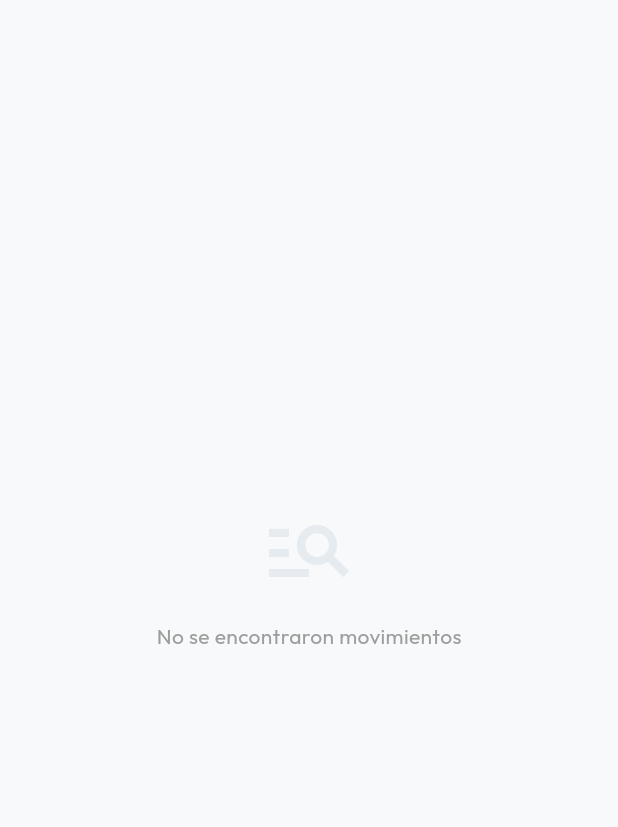
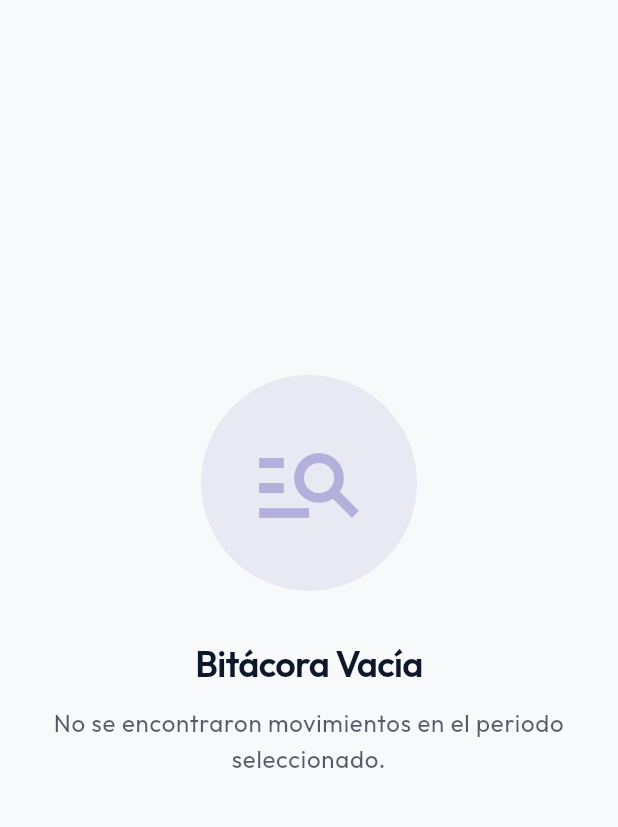
Before and after one commit to HumbertoTacos/Inventarios-Universal, a Flutter app: the BitacoraScreen screen opened directly, on a phone screen of 412 x 824 dp, the part 84-911 px from its top. Run offline on Flutter 3.47's test engine with Material 3 defaults, Android fonts, the phone set to English and light mode, and no system bars; our stand-ins replace animated_flip_counter, cloud_firestore, csv, firebase_auth, firebase_core, firebase_storage and 6 more; missing offline and left inert: barcode, file_saver, mobile_scanner; accounts and stored records are empty.

Commit message:
feat: implement core application screens and premium UI components

```diff
--- a/lib/screens/bitacora_screen.dart
+++ b/lib/screens/bitacora_screen.dart
@@ -8,6 +8,7 @@ import 'package:csv/csv.dart';
 import 'package:share_plus/share_plus.dart';
 import 'dart:io';
 import 'package:path_provider/path_provider.dart';
+import '../widgets/premium_widgets.dart'; // [UI Polish]
 import '../widgets/app_drawer.dart';
 
 class BitacoraScreen extends StatefulWidget {
@@ -158,24 +159,21 @@ class _BitacoraScreenState extends State<BitacoraScreen> {
           }).toList();
 
           if (logs.isEmpty) {
-            return Center(
-              child: Column(
-                mainAxisSize: MainAxisSize.min,
-                children: [
-                  Icon(Icons.manage_search, size: 64, color: colorScheme.outline.withAlpha(100)),
-                  const SizedBox(height: 16),
-                  const Text('No se encontraron movimientos', style: TextStyle(color: Colors.grey)),
-                ],
-              ),
+            return const PremiumEmptyState(
+              icon: Icons.manage_search,
+              title: 'Bitácora Vacía',
+              subtitle: 'No se encontraron movimientos en el periodo seleccionado.',
             );
           }
 
-          return ListView.separated(
+          return ListView.builder(
+            padding: const EdgeInsets.all(8),
             itemCount: logs.length,
-            separatorBuilder: (context, index) => const Divider(height: 1),
             itemBuilder: (context, index) {
               final log = logs[index];
-              return ListTile(
+              return PremiumCard(
+                margin: const EdgeInsets.symmetric(vertical: 4, horizontal: 4),
+                child: ListTile(
                   leading: _getIconForModulo(log.modulo),
                   title: Text(log.descripcion, style: const TextStyle(fontSize: 14)),
                   subtitle: Padding(
@@ -195,6 +193,7 @@ class _BitacoraScreenState extends State<BitacoraScreen> {
                       borderRadius: BorderRadius.circular(12),
                     ),
                     child: Text(log.modulo, style: TextStyle(fontSize: 10, color: colorScheme.onPrimaryContainer, fontWeight: FontWeight.bold)),
+                  ),
                 ),
               );
             },
--- /dev/null
+++ b/lib/widgets/premium_widgets.dart
@@ -0,0 +1,113 @@
+import 'package:flutter/material.dart';
+
+/// Un contenedor de tarjeta premium con bordes suaves y fondo tenue según Material 3.
+class PremiumCard extends StatelessWidget {
+  final Widget child;
+  final EdgeInsetsGeometry? margin;
+  final EdgeInsetsGeometry? padding;
+  final Color? color;
+  final double borderRadius;
+  final VoidCallback? onTap;
+
+  const PremiumCard({
+    super.key,
+    required this.child,
+    this.margin,
+    this.padding,
+    this.color,
+    this.borderRadius = 16.0,
+    this.onTap,
+  });
+
+  @override
+  Widget build(BuildContext context) {
+    final themeColor = color ?? Theme.of(context).colorScheme.surfaceContainerHighest.withValues(alpha:0.3);
+
+    return Container(
+      margin: margin ?? const EdgeInsets.symmetric(vertical: 6),
+      child: Material(
+        color: themeColor,
+        borderRadius: BorderRadius.circular(borderRadius),
+        clipBehavior: Clip.antiAlias,
+        child: InkWell(
+          onTap: onTap,
+          child: Padding(
+            padding: padding ?? const EdgeInsets.all(4.0),
+            child: child,
+          ),
+        ),
+      ),
+    );
+  }
+}
+
+/// Widget para mostrar estados vacíos con una estética premium.
+class PremiumEmptyState extends StatelessWidget {
+  final IconData icon;
+  final String title;
+  final String subtitle;
+  final Widget? action;
+
+  const PremiumEmptyState({
+    super.key,
+    required this.icon,
+    required this.title,
+    required this.subtitle,
+    this.action,
+  });
+
+  @override
+  Widget build(BuildContext context) {
+    final colorScheme = Theme.of(context).colorScheme;
+
+    return Center(
+      child: SingleChildScrollView(
+        child: Padding(
+          padding: const EdgeInsets.all(32.0),
+          child: Column(
+            mainAxisSize: MainAxisSize.min,
+            children: [
+              // Icono con fondo circular tenue
+              Container(
+                padding: const EdgeInsets.all(32),
+                decoration: BoxDecoration(
+                  color: colorScheme.primary.withValues(alpha: 0.08),
+                  shape: BoxShape.circle,
+                ),
+                child: Icon(
+                  icon,
+                  size: 80,
+                  color: colorScheme.primary.withValues(alpha: 0.3),
+                ),
+              ),
+              const SizedBox(height: 32),
+              // Título con tipografía moderna
+              Text(
+                title,
+                textAlign: TextAlign.center,
+                style: Theme.of(context).textTheme.headlineSmall?.copyWith(
+                  fontWeight: FontWeight.w600,
+                  color: colorScheme.onSurface,
+                  letterSpacing: -0.5,
+                ),
+              ),
+              const SizedBox(height: 12),
+              // Subtítulo elegante
+              Text(
+                subtitle,
+                textAlign: TextAlign.center,
+                style: Theme.of(context).textTheme.bodyLarge?.copyWith(
+                  color: colorScheme.onSurfaceVariant.withValues(alpha: 0.7),
+                ),
+              ),
+              if (action != null) ...[
+                const SizedBox(height: 32),
+                action!,
+              ],
+            ],
+          ),
+        ),
+      ),
+    );
+  }
+}
--- a/pubspec.yaml
+++ b/pubspec.yaml
@@ -52,6 +52,7 @@ dependencies:
   http: ^1.6.0
   path_provider: ^2.1.5
   share_plus: ^13.1.0
+  animated_flip_counter: ^0.3.4
 
 
 dev_dependencies:
```
Also changed, not shown: lib/screens/caja_screen.dart (+16 -29 lines), lib/screens/clientes_screen.dart (+7 -33 lines), lib/screens/detalle_cliente_screen.dart (+10 -31 lines), lib/screens/detalle_venta_screen.dart (+11 -11 lines), lib/screens/estadisticas_screen.dart (+25 -30 lines), lib/screens/historial_ventas_screen.dart (+6 -15 lines), lib/screens/inventario_screen.dart (+18 -29 lines), lib/screens/mi_equipo_screen.dart (+7 -10 lines), lib/screens/ventas_screen.dart (+20 -37 lines), pubspec.lock. Lines whose indentation alone changed are shown as unchanged.
